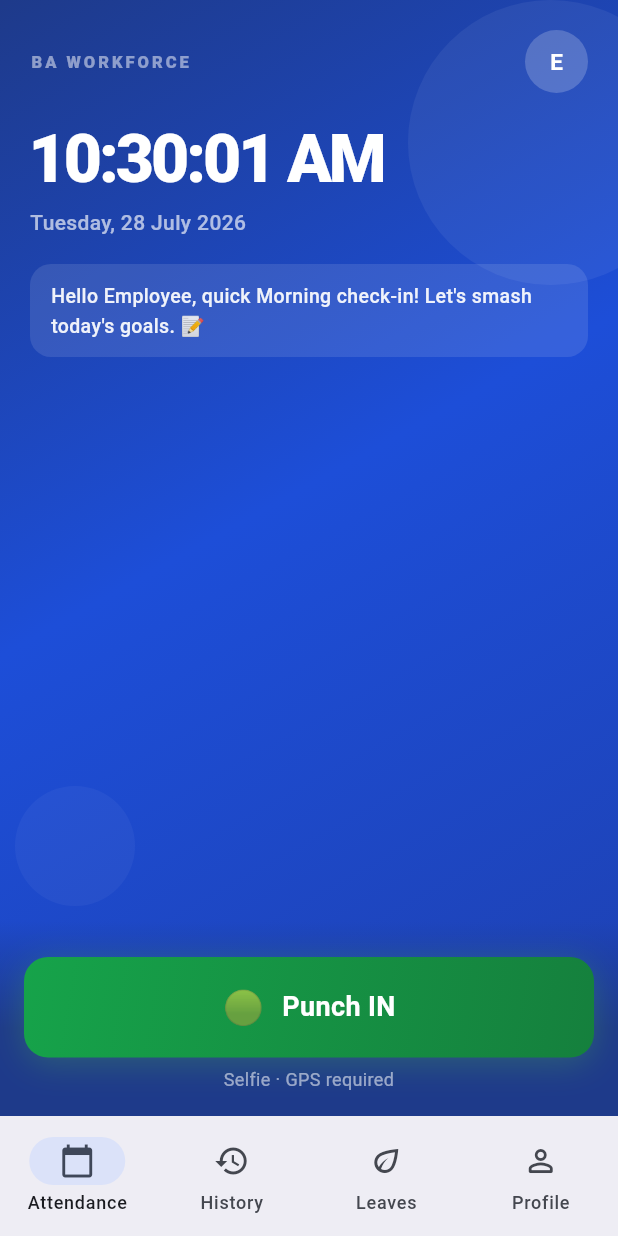
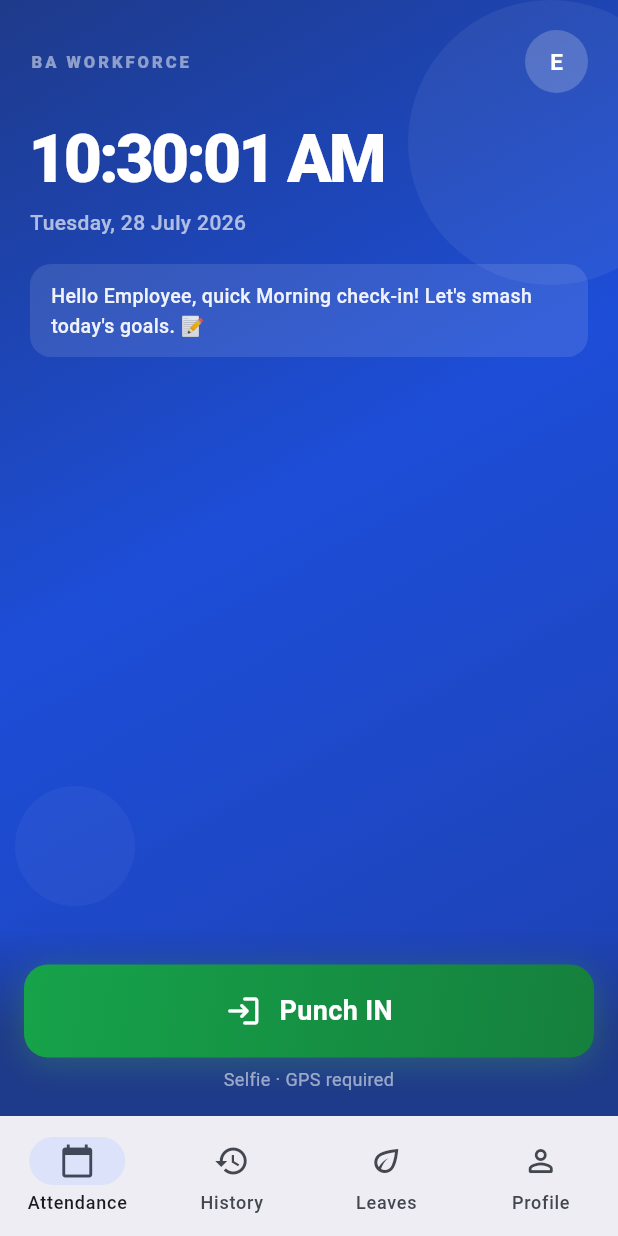
Before and after one commit to buildacrehq/hrms, a Flutter app: the HomeScreen screen opened by its route, on a phone screen of 412 x 824 dp. Run offline on Flutter 3.47's test engine with Material 3 defaults, Android fonts, the phone set to English and light mode, and no system bars; our stand-ins replace camera, connectivity_plus, dio, drift, drift_flutter, flutter_image_compress and 5 more; missing offline and left inert: google_mlkit_face_detection; accounts and stored records are empty; generated files the repository leaves out were written again; network calls fail.

Commit message:
fix(mobile): force light theme + replace emoji icons with Material icons
- ThemeMode.system → ThemeMode.light so the app always uses the light
  theme regardless of the phone's system dark mode setting
- Attendance Complete: replace ✅ emoji with Icons.check_circle_rounded
- Punch IN/OUT button: replace 🟢/🔴 emoji with Icons.login_rounded /
  Icons.logout_rounded for a consistent professional look

Co-Authored-By: Claude Sonnet 4.6 <noreply@anthropic.com>

```diff
--- a/apps/mobile/lib/features/punch/presentation/home_screen.dart
+++ b/apps/mobile/lib/features/punch/presentation/home_screen.dart
@@ -513,8 +513,8 @@ class _PunchButtonArea extends StatelessWidget {
       return _shell(
         color: const Color(0xFFd1fae5),
         child: const Row(mainAxisAlignment: MainAxisAlignment.center, children: [
-          Text('✅', style: TextStyle(fontSize: 22)),
-          SizedBox(width: 12),
+          Icon(Icons.check_circle_rounded, color: Color(0xFF059669), size: 26),
+          SizedBox(width: 10),
           Text('Attendance Complete',
             style: TextStyle(color: Color(0xFF065f46), fontSize: 18, fontWeight: FontWeight.bold)),
         ]),
@@ -550,7 +550,7 @@ class _PunchButtonArea extends StatelessWidget {
           )],
         ),
         child: Row(mainAxisAlignment: MainAxisAlignment.center, children: [
-          Text(isIn ? '🟢' : '🔴', style: const TextStyle(fontSize: 22)),
+          Icon(isIn ? Icons.login_rounded : Icons.logout_rounded, color: Colors.white, size: 24),
           const SizedBox(width: 12),
           Text(isIn ? 'Punch IN' : 'Punch OUT',
             style: const TextStyle(color: Colors.white, fontSize: 18, fontWeight: FontWeight.bold)),
--- a/apps/mobile/lib/main.dart
+++ b/apps/mobile/lib/main.dart
@@ -20,7 +20,7 @@ class BAApp extends ConsumerWidget {
       debugShowCheckedModeBanner: false,
       theme: _buildTheme(Brightness.light, seed),
       darkTheme: _buildTheme(Brightness.dark, seed),
-      themeMode: ThemeMode.system,
+      themeMode: ThemeMode.light,
       routerConfig: router,
     );
   }
```
